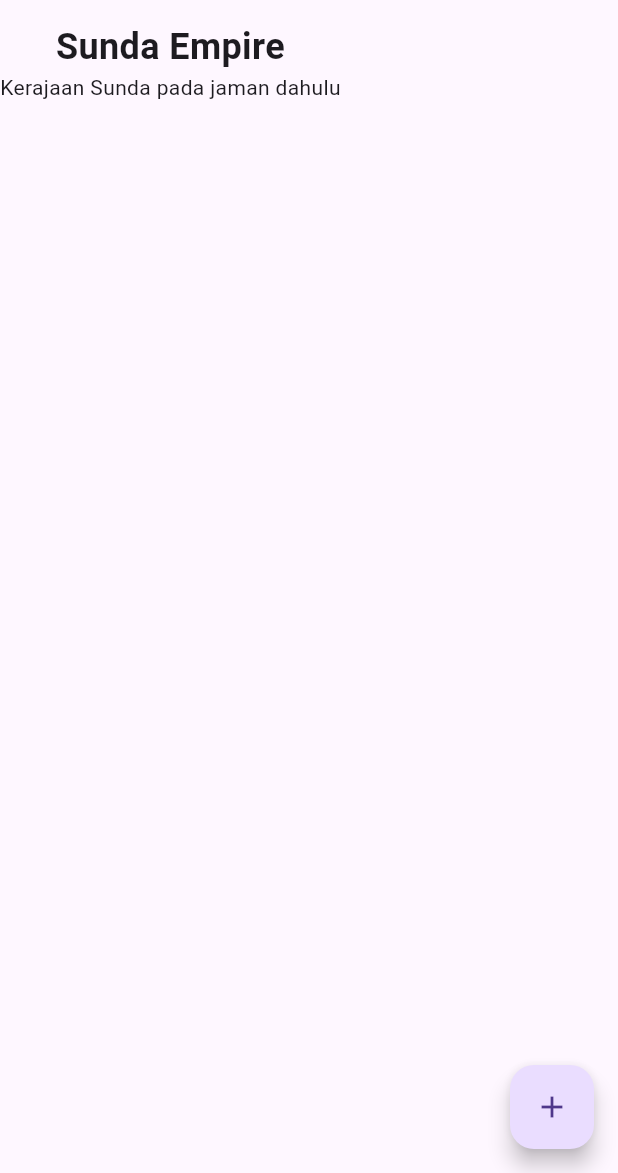
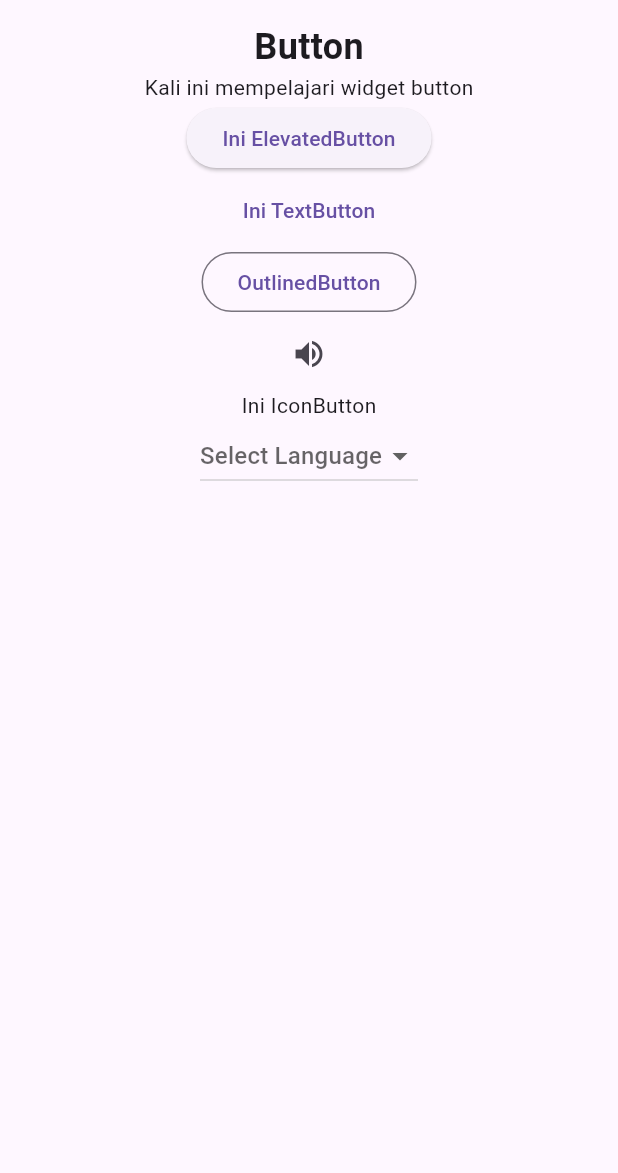
Before and after one commit to Muhammad-Hafizh-Naufal/Belajar-Flutter, a Flutter app: the screen it shows after launch, on a phone screen of 412 x 824 dp, the part 63-1236 px from its top. Run offline on Flutter 3.47's test engine with Material 3 defaults, Android fonts, the phone set to English and light mode, and no system bars.

Commit message:
Membuat Button

```diff
--- a/lib/main.dart
+++ b/lib/main.dart
@@ -1,6 +1,4 @@
 import 'package:flutter/material.dart';
-// import 'package:myapp/widgets/sample_container.dart';
-// import './heading.dart';
 
 void main() {
   runApp(MyApp());
@@ -10,7 +8,7 @@ class MyApp extends StatelessWidget {
   @override
   Widget build(BuildContext context) {
     return MaterialApp(
-      debugShowCheckedModeBanner: false, // untuk menghilangkan banner debug
+      debugShowCheckedModeBanner: false,
       title: 'ngetes',
       theme: ThemeData(
         primarySwatch: Colors.blue,
@@ -20,17 +18,21 @@ class MyApp extends StatelessWidget {
   }
 }
 
-class MyHomePage extends StatelessWidget {
+class MyHomePage extends StatefulWidget {
   const MyHomePage({Key? key}) : super(key: key);
+
+  @override
+  _MyHomePageState createState() => _MyHomePageState();
+}
+
+class _MyHomePageState extends State<MyHomePage> {
+  String? language; // Tambahkan variabel language
 
   @override
   Widget build(BuildContext context) {
     return Scaffold(
-      // membuat bagian header
       appBar: AppBar(
         title: Text('Belajar Widgets'),
-
-        // Membuat widget tombol search
         actions: <Widget>[
           IconButton(
             icon: Icon(
@@ -42,8 +44,6 @@ class MyHomePage extends StatelessWidget {
             },
           ),
         ],
-
-        // Membuat widget tombol menu
         leading: IconButton(
           icon: Icon(
             Icons.menu,
@@ -54,88 +54,60 @@ class MyHomePage extends StatelessWidget {
           },
         ),
       ),
+      body: Center(
+        child: Column(
+          children: <Widget>[
+            Text(
+              'Button',
+              style: TextStyle(fontSize: 24, fontWeight: FontWeight.bold),
+            ),
+            Text('Kali ini mempelajari widget button'),
+            ElevatedButton(
+              child: Text('Ini ElevatedButton'),
+              onPressed: () {},
+            ),
+            TextButton(
+              onPressed: () {},
+              child: Text('Ini TextButton'),
+            ),
+            OutlinedButton(
+              onPressed: () {},
+              child: Text('OutlinedButton'),
+            ),
+            IconButton(
+              icon: Icon(Icons.volume_up),
+              tooltip: 'Increase volume',
+              onPressed: () {},
+            ),
+            Text('Ini IconButton'),
 
-      // membuat bagian body
-      body:
-          // Row(
-          //   mainAxisAlignment:
-          //       MainAxisAlignment.spaceEvenly, // Spasi merata antar widget
-          //   children: const <Widget>[
-          //     Icon(Icons.share),
-          //     Icon(Icons.thumb_up),
-          //     Icon(Icons.thumb_down),
-          //   ],
-          // ),
-
-          Column(
-        children: <Widget>[
-          Text(
-            'Sunda Empire',
-            style: TextStyle(fontSize: 24, fontWeight: FontWeight.bold),
-          ),
-          Text('Kerajaan Sunda pada jaman dahulu'),
-        ],
-      ),
-
-      // membuat tombol melayang
-      floatingActionButton: FloatingActionButton(
-        child: Icon(
-          Icons.add,
+            // Membuat DropdownButton yang benar
+            DropdownButton<String>(
+              items: [
+                DropdownMenuItem<String>(
+                  value: 'Dart',
+                  child: Text('Dart'),
+                ),
+                DropdownMenuItem<String>(
+                  value: 'Flutter',
+                  child: Text('Flutter'),
+                ),
+                DropdownMenuItem<String>(
+                  value: 'Kotlin',
+                  child: Text('Kotlin'),
+                ),
+              ],
+              value: language,
+              hint: Text('Select Language'),
+              onChanged: (value) {
+                setState(() {
+                  language = value; // Update pilihan
+                });
+              },
+            ),
+          ],
         ),
-        onPressed: () {},
       ),
     );
   }
 }
-
-// // Heading StatelessWidget
-// class Heading extends StatelessWidget {
-//   final String text; // state text bersifat final
-
-//   const Heading({Key? key, required this.text})
-//       : super(key: key); // lalu state text masuk ke constructor
-
-//   @override
-//   Widget build(BuildContext context) {
-//     return Text(
-//       text,
-//       style: const TextStyle(
-//         fontSize: 24.0,
-//         fontWeight: FontWeight.bold,
-//         backgroundColor: Colors.amber,
-//       ),
-//     );
-//   }
-// }
-
-// //  BiggerText StatefulWidget  yang akan memperbesar ukuran teks ketika tombol ditekan.
-// class BiggerText extends StatefulWidget {
-//   final String text;
-
-//   const BiggerText({Key? key, required this.text}) : super(key: key);
-
-//   @override
-//   _BiggerTextState createState() => _BiggerTextState();
-// }
-
-// class _BiggerTextState extends State<BiggerText> {
-//   double _textSize = 16.0;
-
-//   @override
-//   Widget build(BuildContext context) {
-//     return Column(
-//       mainAxisAlignment: MainAxisAlignment.center,
-//       children: <Widget>[
-//         Text(widget.text, style: TextStyle(fontSize: _textSize)),
-//         ElevatedButton(
-//           child: const Text("Perbesar"),
-//           onPressed: () {
-//             setState(() {
-//               _textSize = 32.0;
-//             });
-//           },
-//         )
-//       ],
-//     );
-//   }
-// }
```
Also changed, not shown: lib/widgets/dropdownButton.dart (added).
